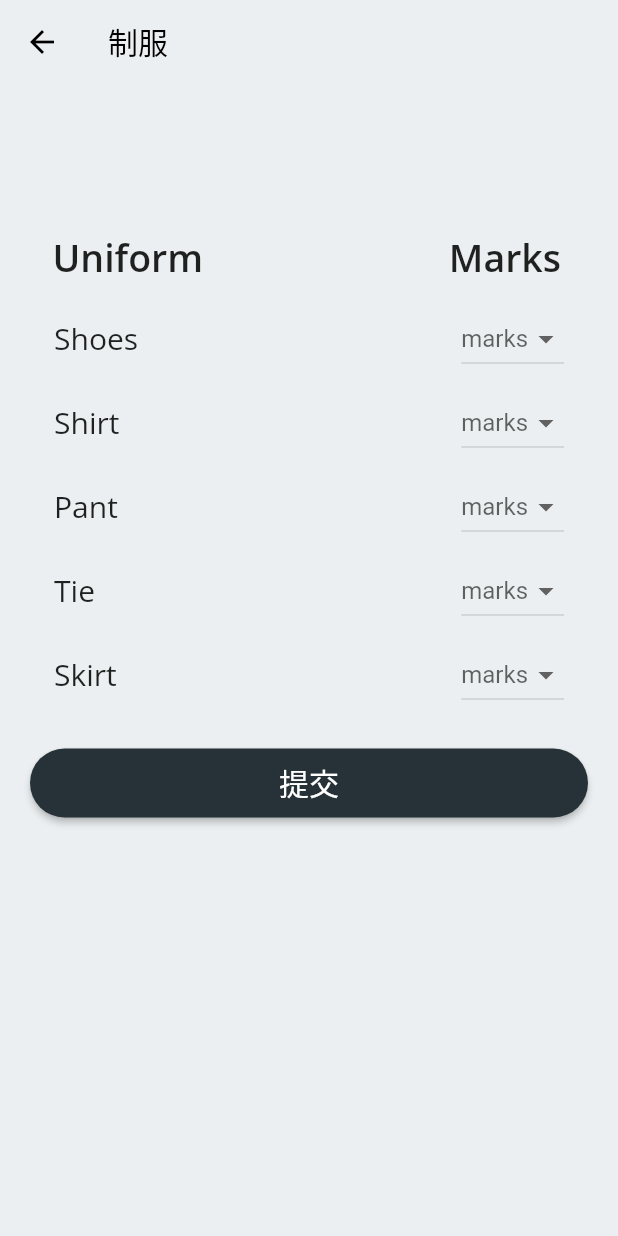
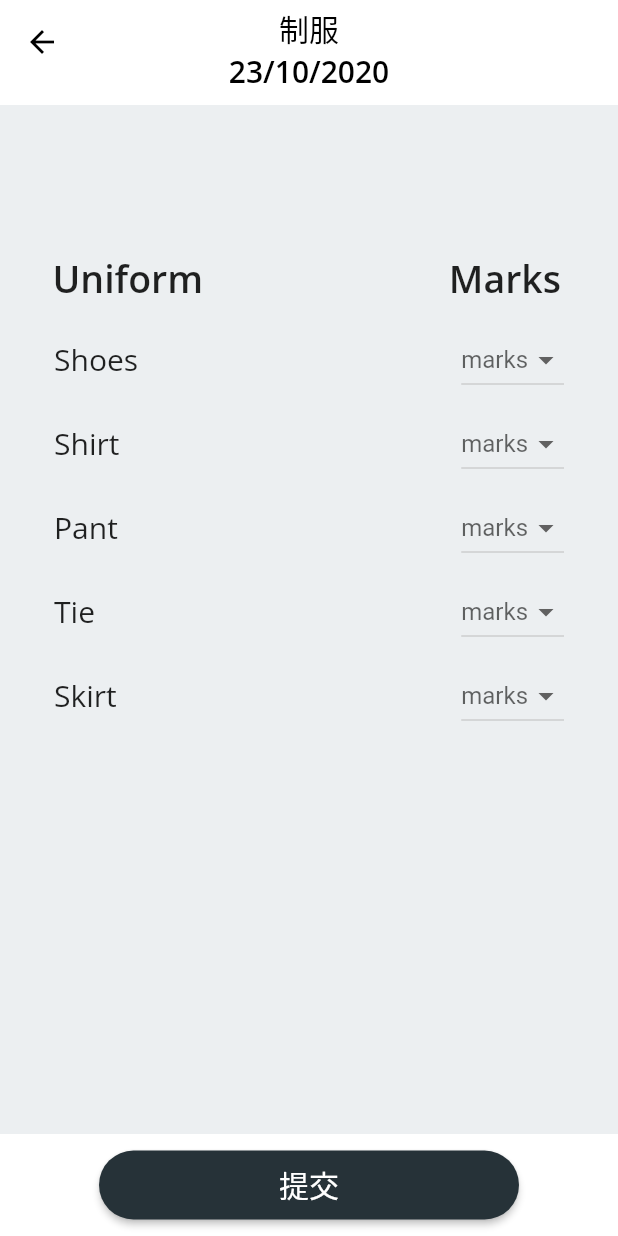
Before and after one commit to ameysunu/attendance, a Flutter app: the Uniform screen opened directly with empty values, on a phone screen of 412 x 824 dp. Run offline on Flutter 3.47's test engine with Material 2 defaults, Android fonts, the phone set to English and light mode, and no system bars; our stand-ins replace cloud_firestore, email_validator, firebase_auth, firebase_core; accounts and stored records are empty.

Commit message:
uniform fixed

```diff
--- a/lib/pages/uniform.dart
+++ b/lib/pages/uniform.dart
@@ -1,5 +1,7 @@
 import 'package:cloud_firestore/cloud_firestore.dart';
 import 'package:flutter/material.dart';
+
+var currentDate = new DateTime.now();
 
 class Uniform extends StatefulWidget {
   final String name, group, id;
@@ -21,19 +23,43 @@ class _UniformState extends State<Uniform> {
   Widget build(BuildContext context) {
     return Scaffold(
       backgroundColor: Colors.blueGrey[50],
-      appBar: AppBar(
+      appBar: PreferredSize(
+        preferredSize: Size.fromHeight(70.0),
+        child: AppBar(
+          centerTitle: true,
           iconTheme: IconThemeData(color: Colors.black),
-        title: Text(
+          title: Column(
+            children: [
+              Padding(
+                padding: const EdgeInsets.only(top: 20.0),
+                child: Text(
                   '制服', //uniform
                   style: TextStyle(
                     color: Colors.black,
                     fontWeight: FontWeight.normal,
                   ),
                 ),
+              ),
+              Padding(
+                padding: const EdgeInsets.only(bottom: 10.0),
+                child: Text(
+                  "${currentDate.day}/${currentDate.month}/${currentDate.year}",
+                  style: TextStyle(
+                      color: Colors.black,
+                      fontWeight: FontWeight.normal,
+                      fontFamily: 'OpenSans SemiBold'),
+                ),
+              ),
+            ],
+          ),
           elevation: 0,
-        backgroundColor: Colors.blueGrey[50],
+          backgroundColor: Colors.white,
+        ),
       ),
       body: Container(
+        child: Column(
+          children: [
+            Expanded(
               child: ListView(
                 padding: EdgeInsets.all(20),
                 children: <Widget>[
@@ -226,7 +252,16 @@ class _UniformState extends State<Uniform> {
                   SizedBox(
                     height: 20,
                   ),
-            RaisedButton(
+                ],
+              ),
+            ),
+            Container(
+              color: Colors.white,
+              child: Padding(
+                padding: const EdgeInsets.all(10.0),
+                child: Align(
+                  alignment: FractionalOffset.bottomCenter,
+                  child: RaisedButton(
                     shape: RoundedRectangleBorder(
                       borderRadius: BorderRadius.circular(30),
                     ),
@@ -269,6 +304,9 @@ class _UniformState extends State<Uniform> {
                       style: TextStyle(fontSize: 20),
                     ),
                   ),
+                ),
+              ),
+            ),
           ],
         ),
       ),
```
Lines whose indentation alone changed are shown as unchanged.
